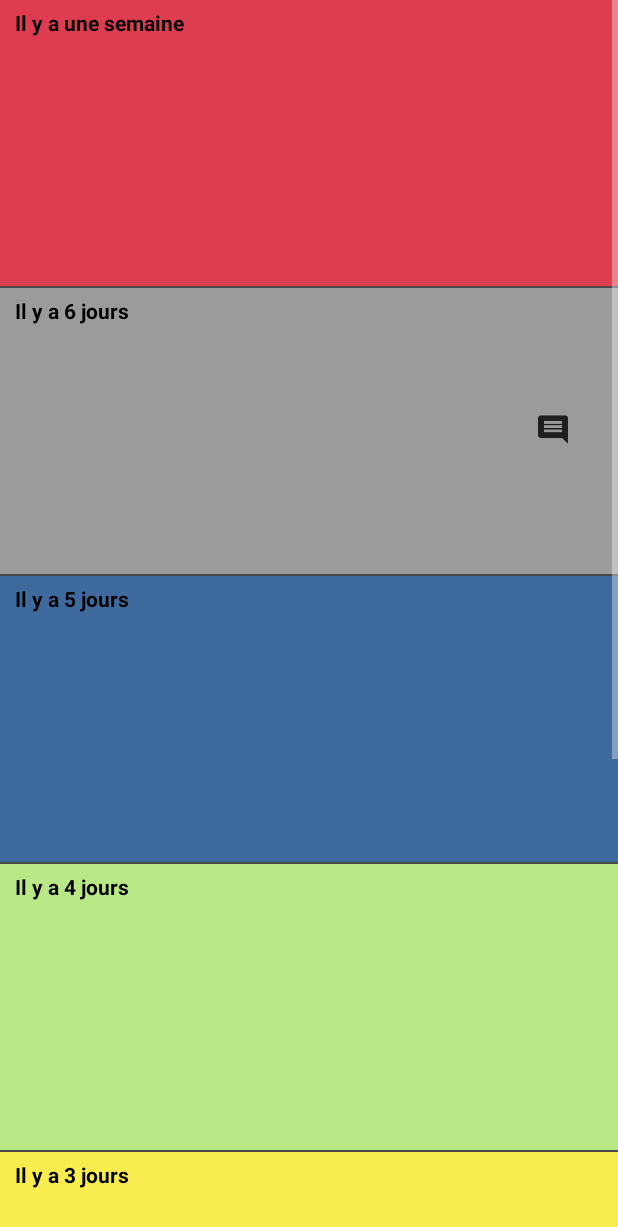
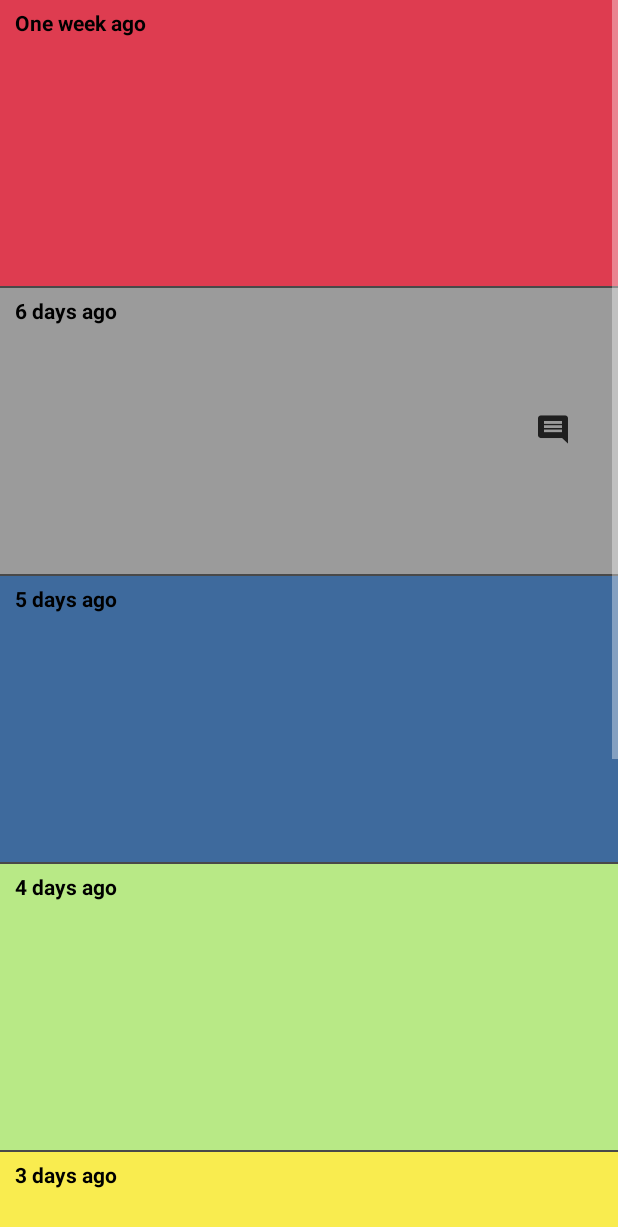
Before and after one commit to Aceman74/MoodTracker_P3, an Android app: the screen it shows after launch (HistoryActivity), after a tap on "Get your mood history on past 7 day !", on a phone screen of 412 x 824 dp. Shown: the top 1227 px of the screen. Run offline under Robolectric (Android 15) with nearby library versions, the phone set to English and light mode, and no system bars; our stand-ins replace ButterKnife; 3 other taps on this screen came first.

Commit message:
Optimized use of ButterKnife, added ViewHolder in adapter (for @BindView), 4 languages support.

```diff
--- a/app/build.gradle
+++ b/app/build.gradle
@@ -37,7 +37,6 @@ dependencies {
     androidTestImplementation 'com.android.support.test.espresso:espresso-core:3.0.2'
     implementation 'com.android.support:recyclerview-v7:28.0.0'
     implementation 'com.google.code.gson:gson:2.8.5'
-    implementation 'com.github.PhilJay:MPAndroidChart:v3.1.0-alpha'
     implementation 'com.jakewharton:butterknife:9.0.0'
     annotationProcessor 'com.jakewharton:butterknife-compiler:9.0.0'
 }
--- a/app/src/main/java/com/aceman/moodtracker/controller/MainActivity.java
+++ b/app/src/main/java/com/aceman/moodtracker/controller/MainActivity.java
@@ -23,6 +23,7 @@ import java.lang.reflect.Type;
 import java.util.ArrayList;
 import java.util.List;
 
+import butterknife.BindString;
 import butterknife.BindView;
 import butterknife.ButterKnife;
 
@@ -50,10 +51,18 @@ public class MainActivity extends AppCompatActivity {
     @BindView(R.id.activity_main_note_btn) ImageButton mNote;
     @BindView(R.id.activity_main_history_btn) ImageButton mHistory;
     @BindView(R.id.activity_main_share) ImageButton mShare;
+    @BindString(R.string.mood_is_saved) String mSavedString;
+    @BindString(R.string.sharebody_1) String mShareString_1;
+    @BindString(R.string.sharebody_2) String mShareString_2;
+    @BindString(R.string.my_mood) String mMyMoodString;
+    @BindString(R.string.mood_very_bad) String mMoodVeryBad;
+    @BindString(R.string.mood_bad) String mMoodBad;
+    @BindString(R.string.mood_normal) String mMoodNormal;
+    @BindString(R.string.mood_happy) String mMoodHappy;
+    @BindString(R.string.mood_very_happy) String mMoodVeryHappy;
     private List<MoodSave> mMoodSaveList;
     public int mLastDay;
-    private String mMood = "happy";
-    private String mMoodFr;
+    private String mMood = "Happy";
     private MediaPlayer mSound;
     private int mCurrentPos = 3;
 
@@ -81,7 +90,7 @@ public class MainActivity extends AppCompatActivity {
             mShare.startAnimation(pulse);
             mSound.start();    // sound on smiley click
             mSmiley.startAnimation(shake);  // anim on smiley click
-            Toast.makeText(getApplication(),"Humeur sauvegardée!",Toast.LENGTH_SHORT ).show();
+            Toast.makeText(getApplication(),mSavedString,Toast.LENGTH_SHORT ).show();
         });
 
         mNote.setOnClickListener(v -> {
@@ -104,8 +113,8 @@ public class MainActivity extends AppCompatActivity {
     private void shareClick() {
         Intent sharingIntent = new Intent(android.content.Intent.ACTION_SEND);
         sharingIntent.setType("text/plain");
-        String shareBody = "Mon humeur du jour est " +mMoodFr+ " et je voulais partager ça avec toi !" ;
-        sharingIntent.putExtra(android.content.Intent.EXTRA_SUBJECT, "Mon Humeur");
+        String shareBody = mShareString_1 + " "+mMood+" " + mShareString_2 ;
+        sharingIntent.putExtra(android.content.Intent.EXTRA_SUBJECT, mMyMoodString);
         sharingIntent.putExtra(android.content.Intent.EXTRA_TEXT, shareBody);
         startActivity(Intent.createChooser(sharingIntent, "Share via"));
     }
@@ -197,14 +206,14 @@ public class MainActivity extends AppCompatActivity {
     protected void listCreate(){
         if(mMoodSaveList == null){
             mMoodSaveList = new ArrayList<>();
-            mMoodSaveList.add(0,new MoodSave(getToday()-7,"very_bad", false,null));
-            mMoodSaveList.add(1,new MoodSave(getToday()-6,"baad", true,"Mauvaise journée!"));
-            mMoodSaveList.add(2,new MoodSave(getToday()-5,"normal", false,null));
-            mMoodSaveList.add(3,new MoodSave(getToday()-4,"happy", false,null));
-            mMoodSaveList.add(4,new MoodSave(getToday()-3,"very_happy", true,"Belle Journée!!"));
-            mMoodSaveList.add(5,new MoodSave(getToday()-2,"happy", false,null));
-            mMoodSaveList.add(6,new MoodSave(getToday()-1,"very_bad", true,"Grrr quel mauvais temps..."));
-            mMoodSaveList.add(7,new MoodSave(getToday(),"happy", false,null));
+            mMoodSaveList.add(0,new MoodSave(getToday()-7,"Very Bad", false,null));
+            mMoodSaveList.add(1,new MoodSave(getToday()-6,"Bad", true,"Mauvaise journée!"));
+            mMoodSaveList.add(2,new MoodSave(getToday()-5,"Normal", false,null));
+            mMoodSaveList.add(3,new MoodSave(getToday()-4,"Happy", false,null));
+            mMoodSaveList.add(4,new MoodSave(getToday()-3,"Very Happy", true,"Belle Journée!!"));
+            mMoodSaveList.add(5,new MoodSave(getToday()-2,"Happy", false,null));
+            mMoodSaveList.add(6,new MoodSave(getToday()-1,"Very Bad", true,"Grrr quel mauvais temps..."));
+            mMoodSaveList.add(7,new MoodSave(getToday(),"Happy", false,null));
             saveData();
         }
     }
@@ -231,7 +240,7 @@ public class MainActivity extends AppCompatActivity {
                 mMoodSaveList.set(5, mMoodSaveList.get(6));
                 mMoodSaveList.set(6, mMoodSaveList.get(7));
                 mMoodSaveList.remove(7);
-                mMoodSaveList.add(7,new MoodSave(today- dayleft,"happy", false,null));
+                mMoodSaveList.add(7,new MoodSave(today- dayleft,"Happy", false,null));
                 mLastDay++;
                 dayleft--;
             }
@@ -248,36 +257,31 @@ public class MainActivity extends AppCompatActivity {
             switch (mCurrentPos){
 
                 case 0:
-                    mMood = "very_bad";
-                    mMoodFr = "Très Mauvaise";
+                    mMood = mMoodVeryBad;
                     mFrame.setBackgroundResource(R.color.faded_red);
                     mSmiley.setImageResource(R.drawable.smiley_sad);
                     mSound = MediaPlayer.create(this,R.raw.very_bad);
                     break;
                 case 1:
-                    mMood = "baad";
-                    mMoodFr = "Mauvaise";
+                    mMood = mMoodBad;
                     mFrame.setBackgroundResource(R.color.warm_grey);
                     mSmiley.setImageResource(R.drawable.smiley_disappointed);
                     mSound = MediaPlayer.create(this,R.raw.bad);
                     break;
                 case 2:
-                    mMood = "normal";
-                    mMoodFr = "Normale";
+                    mMood = mMoodNormal;
                     mFrame.setBackgroundResource(R.color.cornflower_blue_65);
                     mSmiley.setImageResource(R.drawable.smiley_normal);
                     mSound = MediaPlayer.create(this,R.raw.normal);
                     break;
                 case 3:
-                    mMood = "happy";
-                    mMoodFr = "Bonne";
+                    mMood = mMoodHappy;
                     mFrame.setBackgroundResource(R.color.light_sage);
                     mSmiley.setImageResource(R.drawable.smiley_happy);
                     mSound = MediaPlayer.create(this,R.raw.happy);
                     break;
                 case 4:
-                    mMood = "very_happy";
-                    mMoodFr = "Très Bonne";
+                    mMood = mMoodVeryHappy;
                     mFrame.setBackgroundResource(R.color.banana_yellow);
                     mSmiley.setImageResource(R.drawable.smiley_super_happy);
                     mSound = MediaPlayer.create(this,R.raw.very_happy);
--- a/app/src/main/java/com/aceman/moodtracker/model/HistoryAdapter.java
+++ b/app/src/main/java/com/aceman/moodtracker/model/HistoryAdapter.java
@@ -13,6 +13,10 @@ import android.widget.Toast;
 import com.aceman.moodtracker.R;
 
 import java.util.List;
+
+import butterknife.BindString;
+import butterknife.BindView;
+import butterknife.ButterKnife;
 
 import static com.aceman.moodtracker.model.MoodSave.getToday;
 
@@ -74,27 +78,56 @@ public class HistoryAdapter extends BaseAdapter {
      */
     @Override
     public View getView(int i, View view, ViewGroup parent) {
-        view = inflater.inflate(R.layout.activity_history, null);
+        ViewHolder holder;
+
+        if(view==null) {
+            view = inflater.inflate(R.layout.activity_history, null);
+            // well set up the ViewHolder
+            holder = new ViewHolder(view);
+            view.setTag(holder);
+        }else
+        {
+            holder = (ViewHolder) view.getTag();
+
+        }
 
         MoodSave actualItem = (MoodSave) getItem(i);
         int Day = actualItem.getDay();
         String Mood = actualItem.getMood();
         boolean Note = actualItem.getNote();
         String NoteWrite = actualItem.getAddNote();
-        TextView DayView = view.findViewById(R.id.history_day_text);
-        LinearLayout HistoryBack = view.findViewById(R.id.mood_color);
-        ImageButton NoteBtn = view.findViewById(R.id.history_comment_btn);
         // TextView MoodView = view.findViewById(R.id.history_mood_text); // Used for testing
 
         // DayView.setText(Day);     // Used for testing
         // MoodView.setText(Mood);   // Used for testing
-        setDayOfWeek(Day,DayView);
-        DayView.setHeight(90);
-        NoteBtn.setPadding(0,0,50,130);
-        noteShow(Note,NoteWrite,NoteBtn);
-        moodColorBack(Mood,HistoryBack);
+        setDayOfWeek(Day,holder.DayView,holder);
+        holder.DayView.setHeight(90);
+        holder.NoteBtn.setPadding(0,0,50,130);
+        noteShow(Note,NoteWrite,holder.NoteBtn);
+        moodColorBack(Mood,holder.HistoryBack);
         return view;
     }
+
+    /**
+     * Binding view for ButterKnife with a ViewHolder
+     */
+    static final class ViewHolder {
+        @BindView(R.id.history_day_text) TextView DayView;
+        @BindView(R.id.mood_color) LinearLayout HistoryBack;
+        @BindView(R.id.history_comment_btn) ImageButton NoteBtn;
+        @BindString(R.string.yesterday) String mYesterday;
+        @BindString(R.string.two_days) String mTwoDays;
+        @BindString(R.string.three_day) String mThreeDays;
+        @BindString(R.string.four_day) String mFourDays;
+        @BindString(R.string.five_day) String mFiveDays;
+        @BindString(R.string.six_day) String mSixDays;
+        @BindString(R.string.one_week) String mOneWeek;
+
+        ViewHolder(View view) {
+            ButterKnife.bind(this, view);
+        }
+    }
+
     /**
      * Set the background color for moods.
      * @param Mood get the mood saved
@@ -104,19 +137,19 @@ public class HistoryAdapter extends BaseAdapter {
 
         if(Mood!=null){
             switch (Mood){
-                case "happy":
+                case "Happy":
                     HistoryBack.setBackgroundResource(R.color.light_sage);
                     break;
-                case "very_happy":
+                case "Very Happy":
                     HistoryBack.setBackgroundResource(R.color.banana_yellow);
                     break;
-                case "normal":
+                case "Normal":
                     HistoryBack.setBackgroundResource(R.color.cornflower_blue_65);
                     break;
-                case "baad":
+                case "Bad":
                     HistoryBack.setBackgroundResource(R.color.warm_grey);
                     break;
-                case "very_bad":
+                case "Very Bad":
                     HistoryBack.setBackgroundResource(R.color.faded_red);
                     break;
                 default:
@@ -124,6 +157,7 @@ public class HistoryAdapter extends BaseAdapter {
             }
         }
     }
+
     /**
      * Show day note if there is one.
      * @param Note boolean to return a note
@@ -139,28 +173,29 @@ public class HistoryAdapter extends BaseAdapter {
                 Toast.makeText(context,NoteWrite,Toast.LENGTH_LONG).show());
         }
     }
+
     /**
      * Set the day of each cell for history.
      * @param Day get the day save in the List
      * @param DayView set the day in String
      * @see MoodSave#getToday()
      */
-    private void setDayOfWeek(int Day, TextView DayView ){
+    private void setDayOfWeek(int Day, TextView DayView, ViewHolder holder ){
 
         if(Day == getToday()-1){
-            DayView.setText("Hier");
+            DayView.setText(holder.mYesterday);
         }if(Day == getToday()-2){
-            DayView.setText("Avant-hier");
+            DayView.setText(holder.mTwoDays);
         }if(Day == getToday()-3){
-            DayView.setText("Il y a 3 jours");
+            DayView.setText(holder.mThreeDays);
         }if(Day == getToday()-4){
-            DayView.setText("Il y a 4 jours");
+            DayView.setText(holder.mFourDays);
         }if(Day == getToday()-5){
-            DayView.setText("Il y a 5 jours");
+            DayView.setText(holder.mFiveDays);
         }if(Day == getToday()-6){
-            DayView.setText("Il y a 6 jours");
+            DayView.setText(holder.mSixDays);
         }if(Day == getToday()-7){
-            DayView.setText("Il y a une semaine");
+            DayView.setText(holder.mOneWeek);
         }
     }
 }
--- a/app/src/main/res/values/strings.xml
+++ b/app/src/main/res/values/strings.xml
@@ -1,30 +1,34 @@
 <resources>
     <string name="app_name">MoodTracker</string>
-
-    <string name="dummy_button">Dummy Button</string>
-    <string name="dummy_content">DUMMY\nCONTENT</string>
-
     <string name="title_activity_very_happy">VeryHappy</string>
-
     <string name="title_activity_normal">Normal</string>
-
     <string name="title_activity_bad">Bad</string>
-
     <string name="title_activity_very_bad">VeryBad</string>
-
     <string name="mood_history">Get your mood history on past 7 day !</string>
-
     <string name="Actual_mood">Is it matching your mood?</string>
-
     <string name="Add_Note">Tell why you feel like this today !</string>
-
     <string name="title_activity_fullscreen">FullscreenActivity</string>
-    <string name="one_week">Il y a une semaine</string>
-    <string name="six_day">Il y a 6 jours</string>
-    <string name="five_day">Il y a 5 jours</string>
-    <string name="four_day">Il y a 4 jours</string>
-    <string name="three_day">Il y a 3 jours</string>
-    <string name="yesterday">Hier</string>
-    <string name="two_day">Avant-hier</string>
+    <string name="one_week">One week ago</string>
+    <string name="six_day">6 days ago</string>
+    <string name="five_day">5 days ago</string>
+    <string name="four_day">4 days ago</string>
+    <string name="three_day">3 days ago</string>
+    <string name="two_days">2 days ago</string>
+    <string name="yesterday">Yesterday</string>
     <string name="show_note_of_the_day">Show Note of the day</string>
+    <string name="mood_is_saved">Mood Saved !</string>
+    <string name="sharebody_1">My Mood today is </string>
+    <string name="sharebody_2"> and I wanted to share it with you !</string>
+    <string name="my_mood"> My Mood </string>
+    <string name="mood_very_bad">Very Bad</string>
+    <string name="mood_bad">Bad</string>
+    <string name="mood_normal">Normal</string>
+    <string name="mood_happy">Happy</string>
+    <string name="mood_very_happy">Very Happy</string>
+    <string name="note_save">Note Saved !</string>
+    <string name="note_empty">Note is empty !</string>
+    <string name="back">Cancel </string>
+    <string name="commentary"> Add a Note for Today</string>
+    <string name="your_text">Your Text </string>
+    <string name="confirm">Confirm</string>
 </resources>
```
Also changed, not shown: app/src/main/java/com/aceman/moodtracker/model/NoteMaker.java (+5 -2 lines), app/src/main/res/anim/slide_in_up.xml (added, +8 -0 lines), app/src/main/res/layout/activity_note.xml (+6 -5 lines), app/src/main/res/layout/pie_chart.xml (deleted, +0 -9 lines), 3 other files.
